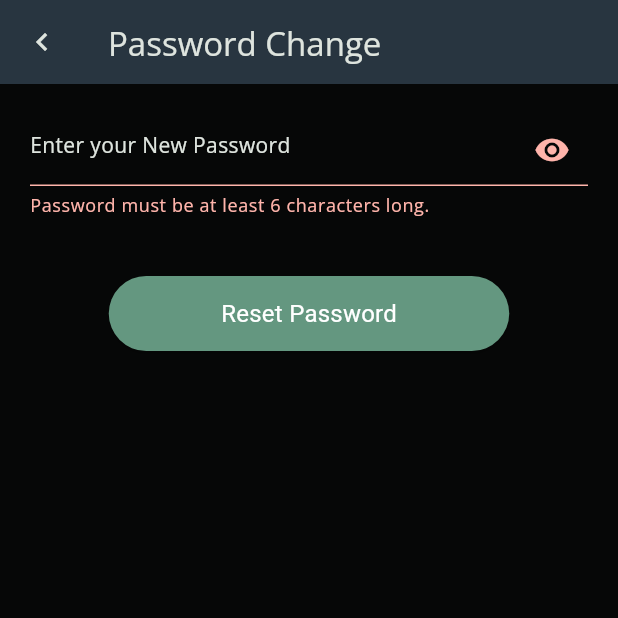
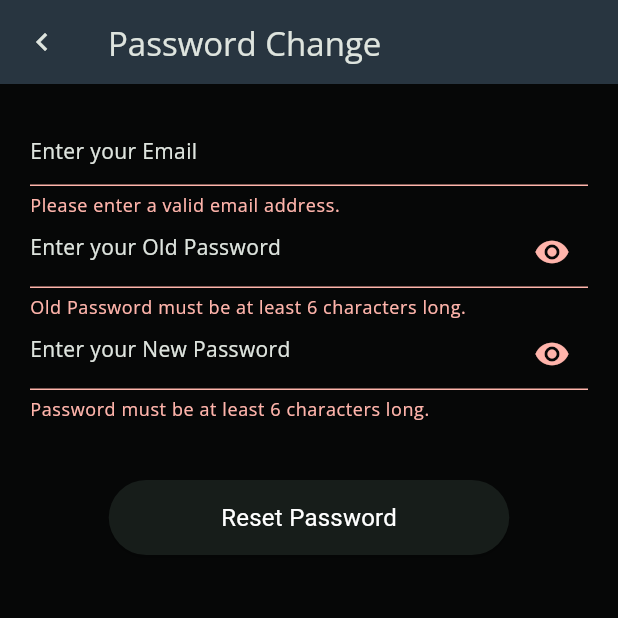
Before and after one commit to lazypanda2004/Penny_Tracker, a Flutter app: the passwordchange screen opened directly with empty values, after a tap on "Reset Password", on a phone screen of 412 x 824 dp, the top half of it. Run offline on Flutter 3.47's test engine with Material 3 defaults, Android fonts, the phone set to English and light mode, and no system bars; our stand-ins replace cloud_firestore, firebase_auth, firebase_core, firebase_storage, flutter_riverpod, google_fonts and 2 more; accounts and stored records are empty; network calls fail.

Commit message:
Update password_change.dart

```diff
--- a/lib/screens/password_change.dart
+++ b/lib/screens/password_change.dart
@@ -1,5 +1,6 @@
 import 'package:firebase_auth/firebase_auth.dart';
 import 'package:flutter/material.dart';
+import 'package:pt/screens/auth.dart';
 
 class passwordchange extends StatefulWidget {
   passwordchange({super.key, required this.id});
@@ -14,28 +15,40 @@ class _passwordchangestate extends State<passwordchange> {
   final _form = GlobalKey<FormState>();
   var isobscure = true;
   var _newpassword = '';
-  void _change() async {
+  var _oldpassword = '';
+  var emaill = '';
+  var curuser = FirebaseAuth.instance.currentUser;
+
+  User user = FirebaseAuth.instance.currentUser!;
+  String id = FirebaseAuth.instance.currentUser!.uid;
+
+  _change({email, oldpassword, newpassword}) async {
     final isvalid = _form.currentState!.validate();
-
     if (!isvalid) {
       return;
     }
     _form.currentState!.save();
-    User? user = await FirebaseAuth.instance.currentUser;
-    try {
-      user!.updatePassword(_newpassword).then((value) {
-        print("Successfully changed password");
-      }).catchError((error) {
-        print("Password can't be changed" + error.toString());
-        ScaffoldMessenger.of(context).clearSnackBars();
-        ScaffoldMessenger.of(context).showSnackBar(SnackBar(
-            content: Text('Password cannot be changed' + error.toString())));
-      });
-      setState(() {
-        FirebaseAuth.instance.signOut();
-      });
-    } catch (e) {
-      print('wrong');
+    var cred =
+        EmailAuthProvider.credential(email: emaill, password: _oldpassword);
+    await curuser!.reauthenticateWithCredential(cred).then((value) async {
+      await curuser!.updatePassword(_newpassword);
+      FirebaseAuth.instance.signOut();
+    }).catchError((error) {
+      ScaffoldMessenger.of(context).clearSnackBars();
+      ScaffoldMessenger.of(context).showSnackBar(
+        SnackBar(
+          content: Text(error.message ?? 'Password Change failed.'),
+        ),
+      );
+    });
+    if (mounted) {
+      Navigator.of(context);
+      Navigator.push(
+        context,
+        MaterialPageRoute(builder: (context) {
+          return const Authscreen();
+        }),
+      );
     }
   }
 
@@ -65,6 +78,95 @@ class _passwordchangestate extends State<passwordchange> {
                   crossAxisAlignment: CrossAxisAlignment.center,
                   mainAxisSize: MainAxisSize.min,
                   children: [
+                    TextFormField(
+                      style: TextStyle(color: Colors.white),
+                      autocorrect: false,
+                      obscureText: isobscure,
+                      keyboardType: TextInputType.emailAddress,
+                      textCapitalization: TextCapitalization.none,
+                      decoration: InputDecoration(
+                        labelStyle: Theme.of(context)
+                            .textTheme
+                            .bodySmall!
+                            .copyWith(
+                                color:
+                                    Theme.of(context).colorScheme.onBackground),
+                        hintText: 'Enter your Email',
+                        hintStyle: Theme.of(context)
+                            .textTheme
+                            .bodyMedium!
+                            .copyWith(
+                                color:
+                                    Theme.of(context).colorScheme.onBackground),
+                        enabledBorder: OutlineInputBorder(
+                          borderSide: BorderSide(
+                            color: Theme.of(context).colorScheme.onBackground,
+                            width: 1,
+                          ),
+                          borderRadius: BorderRadius.circular(8),
+                        ),
+                      ),
+                      validator: (value) {
+                        if (value == null ||
+                            value.trim().isEmpty ||
+                            !value.contains('@')) {
+                          return 'Please enter a valid email address.';
+                        }
+                        return null;
+                      },
+                      onSaved: (value) {
+                        emaill = value!;
+                        value = '';
+                      },
+                    ),
+                    TextFormField(
+                      style: TextStyle(color: Colors.white),
+                      autocorrect: false,
+                      obscureText: isobscure,
+                      textCapitalization: TextCapitalization.none,
+                      decoration: InputDecoration(
+                        suffixIcon: IconButton(
+                          onPressed: () {
+                            setState(() {
+                              isobscure = !isobscure;
+                            });
+                          },
+                          icon: Icon(isobscure
+                              ? Icons.visibility
+                              : Icons.visibility_off),
+                        ),
+                        labelStyle: Theme.of(context)
+                            .textTheme
+                            .bodySmall!
+                            .copyWith(
+                                color:
+                                    Theme.of(context).colorScheme.onBackground),
+                        hintText: 'Enter your Old Password',
+                        hintStyle: Theme.of(context)
+                            .textTheme
+                            .bodyMedium!
+                            .copyWith(
+                                color:
+                                    Theme.of(context).colorScheme.onBackground),
+                        enabledBorder: OutlineInputBorder(
+                          borderSide: BorderSide(
+                            color: Theme.of(context).colorScheme.onBackground,
+                            width: 1,
+                          ),
+                          borderRadius: BorderRadius.circular(8),
+                        ),
+                      ),
+                      validator: (value) {
+                        if (value == null || value.trim().length < 6) {
+                          return 'Old Password must be at least 6 characters long.';
+                        }
+                        return null;
+                      },
+                      onSaved: (value) {
+                        _oldpassword = value!;
+                        value = '';
+                      },
+                    ),
                     TextFormField(
                       style: TextStyle(color: Colors.white),
                       autocorrect: false,
@@ -121,13 +223,12 @@ class _passwordchangestate extends State<passwordchange> {
                         width: 267,
                         height: 50,
                         child: ElevatedButton(
-                          onPressed: _change,
-                          style: ElevatedButton.styleFrom(
-                            backgroundColor: Theme.of(context)
-                                .colorScheme
-                                .primary
-                                .withOpacity(0.7),
-                          ),
+                          onPressed: () async {
+                            await _change(
+                                email: emaill,
+                                oldpassword: _oldpassword,
+                                newpassword: _newpassword);
+                          },
                           child: Text(
                             'Reset Password',
                             style: Theme.of(context)
```
